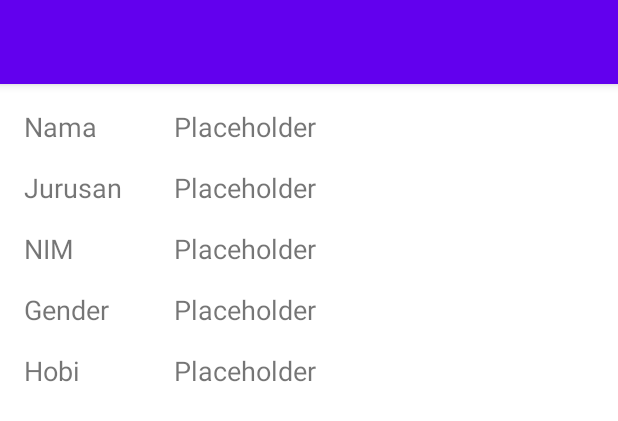
After one commit to gevinwijaya/student-view, an Android app: the layout activity_student_detail.xml on its own in the app's theme, with its tools: preview values and no code run, on a phone screen of 412 x 824 dp. The commit adds this screen. Shown: the top 421 px of the screen. Run offline under Robolectric (Android 15) with nearby library versions, the phone set to English and light mode, and no system bars.

Commit message:
fixed recyclerview layout, added delete and share functionality, added ability to view student details

```diff
--- a/app/src/main/java/com/mobile/programming/studentview/NewStudentActivity.kt
+++ b/app/src/main/java/com/mobile/programming/studentview/NewStudentActivity.kt
@@ -64,7 +64,7 @@ class NewStudentActivity : AppCompatActivity() {
                 replyIntent.putExtra("major",major)
                 replyIntent.putExtra("gender",gender)
                 replyIntent.putExtra("hobby",hobby);
-
+                displayToast("Added new student")
                 setResult(RESULT_OK, replyIntent)
             }
             finish()
--- /dev/null
+++ b/app/src/main/res/layout/activity_student_detail.xml
@@ -0,0 +1,138 @@
+<?xml version="1.0" encoding="utf-8"?>
+<androidx.constraintlayout.widget.ConstraintLayout xmlns:android="http://schemas.android.com/apk/res/android"
+    xmlns:app="http://schemas.android.com/apk/res-auto"
+    xmlns:tools="http://schemas.android.com/tools"
+    android:layout_width="match_parent"
+    android:layout_height="match_parent"
+    tools:context=".StudentDetailActivity">
+
+    <com.google.android.material.appbar.AppBarLayout
+        android:id="@+id/appBarLayout"
+        android:layout_width="match_parent"
+        android:layout_height="wrap_content"
+        android:theme="@style/Theme.StudentView.AppBarOverlay"
+        app:layout_constraintEnd_toEndOf="parent"
+        app:layout_constraintStart_toStartOf="parent"
+        app:layout_constraintTop_toTopOf="parent">
+
+        <androidx.appcompat.widget.Toolbar
+            android:id="@+id/toolbar"
+            android:layout_width="match_parent"
+            android:layout_height="?attr/actionBarSize"
+            android:background="?attr/colorPrimary"
+            android:popupTheme="@style/Theme.StudentView.PopupOverlay" />
+
+    </com.google.android.material.appbar.AppBarLayout>
+
+    <TextView
+        android:id="@+id/textView4"
+        android:layout_width="wrap_content"
+        android:layout_height="wrap_content"
+        android:layout_marginStart="16dp"
+        android:layout_marginTop="16dp"
+        android:text="@string/nama"
+        android:textSize="18sp"
+        app:layout_constraintStart_toStartOf="parent"
+        app:layout_constraintTop_toBottomOf="@+id/appBarLayout" />
+
+    <TextView
+        android:id="@+id/textView7"
+        android:layout_width="wrap_content"
+        android:layout_height="wrap_content"
+        android:layout_marginStart="16dp"
+        android:layout_marginTop="16dp"
+        android:text="@string/jurusan"
+        android:textSize="18sp"
+        app:layout_constraintStart_toStartOf="parent"
+        app:layout_constraintTop_toBottomOf="@+id/textView4" />
+
+    <TextView
+        android:id="@+id/textView8"
+        android:layout_width="wrap_content"
+        android:layout_height="wrap_content"
+        android:layout_marginStart="16dp"
+        android:layout_marginTop="16dp"
+        android:text="@string/nim"
+        android:textSize="18sp"
+        app:layout_constraintStart_toStartOf="parent"
+        app:layout_constraintTop_toBottomOf="@+id/textView7" />
+
+    <TextView
+        android:id="@+id/textView9"
+        android:layout_width="wrap_content"
+        android:layout_height="wrap_content"
+        android:layout_marginStart="16dp"
+        android:layout_marginTop="16dp"
+        android:text="@string/gender"
+        android:textSize="18sp"
+        app:layout_constraintStart_toStartOf="parent"
+        app:layout_constraintTop_toBottomOf="@+id/textView8" />
+
+    <TextView
+        android:id="@+id/textView10"
+        android:layout_width="wrap_content"
+        android:layout_height="wrap_content"
+        android:layout_marginStart="16dp"
+        android:layout_marginTop="16dp"
+        android:text="@string/hobi"
+        android:textSize="18sp"
+        app:layout_constraintStart_toStartOf="parent"
+        app:layout_constraintTop_toBottomOf="@+id/textView9" />
+
+    <TextView
+        android:id="@+id/txtDetailName"
+        android:layout_width="wrap_content"
+        android:layout_height="wrap_content"
+        android:layout_marginStart="100dp"
+        android:layout_marginTop="16dp"
+        android:text="@string/placeholder"
+        android:textSize="18sp"
+        app:layout_constraintStart_toStartOf="@+id/textView4"
+        app:layout_constraintTop_toBottomOf="@+id/appBarLayout" />
+
+    <TextView
+        android:id="@+id/txtDetailMajor"
+        android:layout_width="wrap_content"
+        android:layout_height="wrap_content"
+        android:layout_marginStart="100dp"
+        android:layout_marginTop="16dp"
+        android:text="@string/placeholder"
+        android:textSize="18sp"
+        app:layout_constraintStart_toStartOf="@+id/textView7"
+        app:layout_constraintTop_toBottomOf="@+id/txtDetailName" />
+
+    <TextView
+        android:id="@+id/txtDetailNik"
+        android:layout_width="wrap_content"
+        android:layout_height="wrap_content"
+        android:layout_marginStart="100dp"
+        android:layout_marginTop="16dp"
+        android:text="@string/placeholder"
+        android:textSize="18sp"
+        app:layout_constraintStart_toStartOf="@+id/textView8"
+        app:layout_constraintTop_toBottomOf="@+id/txtDetailMajor" />
+
+    <TextView
+        android:id="@+id/txtDetailGender"
+        android:layout_width="wrap_content"
+        android:layout_height="wrap_content"
+        android:layout_marginStart="100dp"
+        android:layout_marginTop="16dp"
+        android:text="@string/placeholder"
+        android:textSize="18sp"
+        app:layout_constraintStart_toStartOf="@+id/textView9"
+        app:layout_constraintTop_toBottomOf="@+id/txtDetailNik" />
+
+    <TextView
+        android:id="@+id/txtDetailHobby"
+        android:layout_width="wrap_content"
+        android:layout_height="wrap_content"
+        android:layout_marginStart="100dp"
+        android:layout_marginTop="16dp"
+        android:text="@string/placeholder"
+        app:layout_constraintStart_toStartOf="@+id/textView10"
+        app:layout_constraintTop_toBottomOf="@+id/txtDetailGender"
+        android:textSize="18sp" />
+
+
+</androidx.constraintlayout.widget.ConstraintLayout>
--- a/app/src/main/res/layout/recyclerview_item.xml
+++ b/app/src/main/res/layout/recyclerview_item.xml
@@ -17,7 +17,7 @@
 
         <TextView
             android:id="@+id/txtName"
-            android:layout_width="50dp"
+            android:layout_width="wrap_content"
             android:layout_height="wrap_content"
             android:layout_marginStart="8dp"
             android:layout_marginTop="8dp"
@@ -28,7 +28,7 @@
 
         <TextView
             android:id="@+id/txtDesc"
-            android:layout_width="50dp"
+            android:layout_width="wrap_content"
             android:layout_height="wrap_content"
             android:layout_marginStart="8dp"
             android:layout_marginTop="8dp"
--- a/app/src/main/res/values/strings.xml
+++ b/app/src/main/res/values/strings.xml
@@ -11,6 +11,7 @@
     <string name="perempuan">Perempuan</string>
     <string name="hobi">Hobi</string>
     <string name="submit">Submit</string>
+    <string name="detail_student">Nama</string>
 
     <string-array name="major_array">
         <item>Sistem Informasi</item>
```
Also changed, not shown: app/src/main/AndroidManifest.xml (+15 -5 lines), app/src/main/java/com/mobile/programming/studentview/MainActivity.kt (+12 -6 lines), app/src/main/java/com/mobile/programming/studentview/StudentDetailActivity.kt (added, +33 -0 lines), app/src/main/java/com/mobile/programming/studentview/StudentListAdapter.kt (+44 -12 lines).
